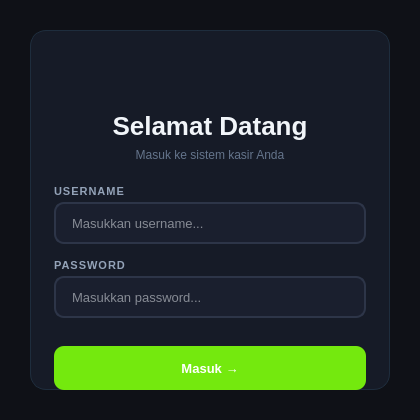
Old version of the form Login.ui in the repository andriefendy26/Desktop-Based-Cashier-Application.
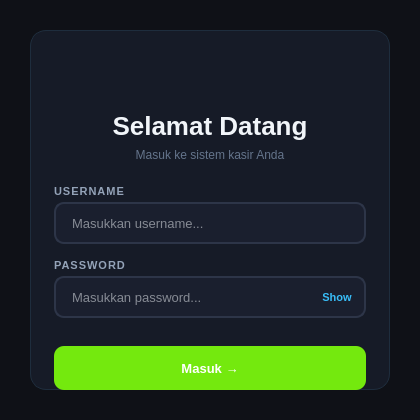
New version of the form. Icons and pictures are not drawn.

Patch:
```diff
--- a/Login.ui
+++ b/Login.ui
@@ -74,6 +74,24 @@
     color: #475569;
 }
 
+QLineEdit#passwordfield {
+    padding-right: 62px;
+}
+
+QPushButton#toggle_password {
+    background-color: transparent;
+    color: #38bdf8;
+    border: none;
+    font-family: "Segoe UI";
+    font-size: 11px;
+    font-weight: 700;
+    padding: 0;
+}
+
+QPushButton#toggle_password:hover {
+    color: #7dd3fc;
+}
+
 QPushButton#masuk {
     background-color: #74e90e;
     color: #ffffff;
@@ -166,6 +184,14 @@
      <property name="text"><string/></property>
     </widget>
 
+    <!-- Show/hide password -->
+    <widget class="QPushButton" name="toggle_password">
+     <property name="geometry"><rect><x>278</x><y>246</y><width>58</width><height>42</height></rect></property>
+     <property name="text"><string>Show</string></property>
+     <property name="cursor"><cursorShape>PointingHandCursor</cursorShape></property>
+     <property name="toolTip"><string>Tampilkan password</string></property>
+    </widget>
+
     <!-- Error label -->
     <widget class="QLabel" name="error">
      <property name="geometry"><rect><x>24</x><y>296</y><width>312</width><height>18</height></rect></property>
```
